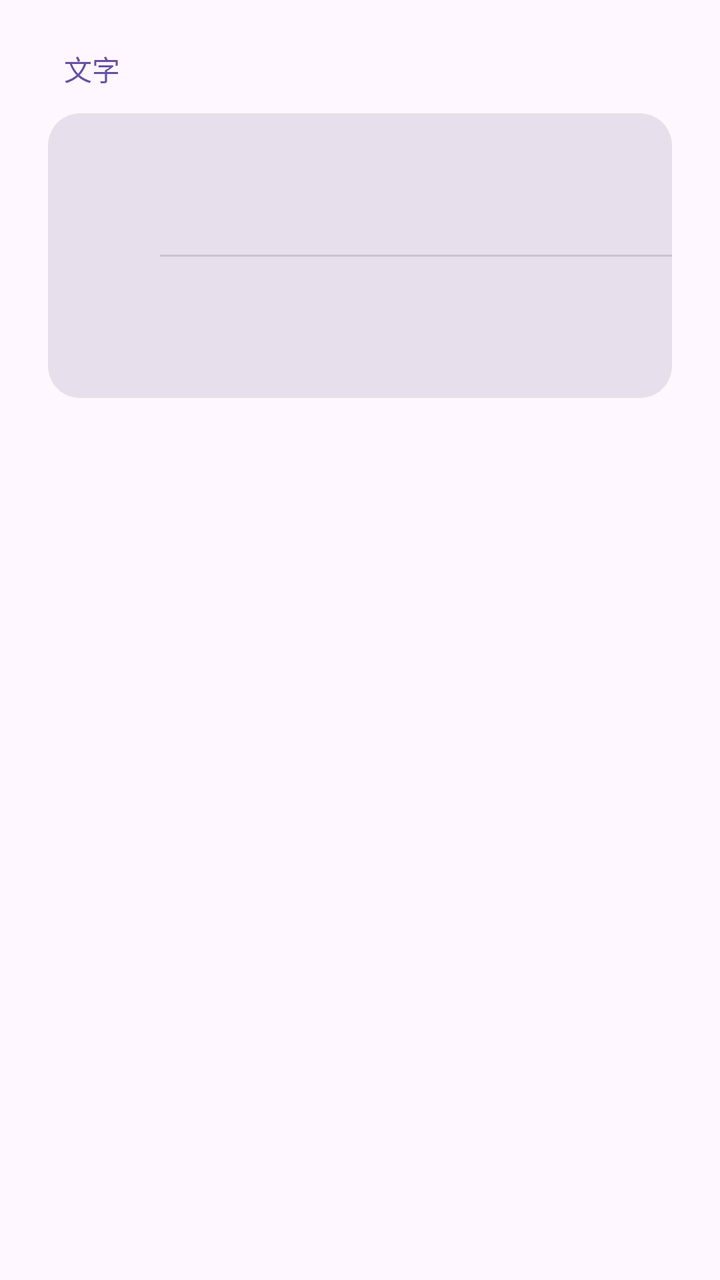
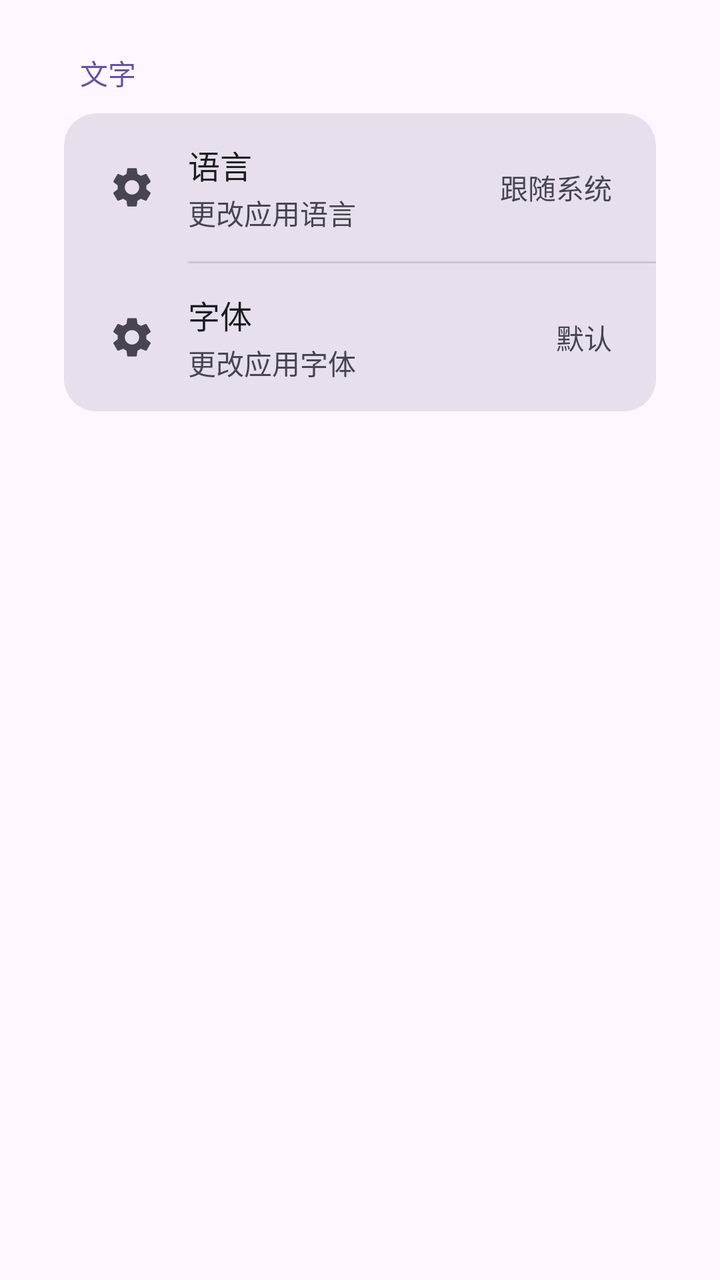

Screens rendered from an Android XML layout before and after an edit, with the pre-edit source and the edit as a unified diff.
<!-- AndroidManifest.xml: application theme Theme.Click -->
<!-- res/layout/fragment_settings.xml -->
<?xml version="1.0" encoding="utf-8"?>
<LinearLayout xmlns:android="http://schemas.android.com/apk/res/android"
    android:layout_width="match_parent"
    android:layout_height="match_parent"
    android:orientation="vertical"
    android:background="?android:attr/colorBackground">

    <ScrollView
        android:layout_width="match_parent"
        android:layout_height="match_parent"
        android:padding="16dp">

        <LinearLayout
            android:layout_width="match_parent"
            android:layout_height="wrap_content"
            android:orientation="vertical">

            
            <TextView
                android:layout_width="wrap_content"
                android:layout_height="wrap_content"
                android:text="文字"
                android:textSize="14sp"
                android:textColor="?attr/colorPrimary"
                android:paddingHorizontal="16dp"
                android:paddingVertical="8dp" />

            
            <LinearLayout
                android:layout_width="match_parent"
                android:layout_height="wrap_content"
                android:orientation="vertical"
                android:background="@drawable/settings_card_bg"
                android:layout_marginHorizontal="8dp"
                android:layout_marginTop="4dp">

                
                <include
                    android:id="@+id/settings_language"
                    layout="@layout/item_settings" />

                <View
                    android:layout_width="match_parent"
                    android:layout_height="1dp"
                    android:layout_marginStart="56dp"
                    android:background="?attr/colorOutlineVariant" />

                
                <include
                    android:id="@+id/settings_font"
                    layout="@layout/item_settings" />

            </LinearLayout>

        </LinearLayout>
    </ScrollView>
</LinearLayout>
<!-- res/layout/item_settings.xml (included above) -->
<?xml version="1.0" encoding="utf-8"?>
<LinearLayout xmlns:android="http://schemas.android.com/apk/res/android"
    android:layout_width="match_parent"
    android:layout_height="wrap_content"
    android:orientation="horizontal"
    android:gravity="center_vertical"
    android:paddingHorizontal="16dp"
    android:paddingVertical="14dp"
    android:background="?attr/selectableItemBackground"
    android:clickable="true"
    android:focusable="true">

    <ImageView
        android:id="@+id/settings_icon"
        android:layout_width="24dp"
        android:layout_height="24dp"
        android:layout_marginEnd="16dp"
        android:tint="?attr/colorOnSurfaceVariant" />

    <LinearLayout
        android:layout_width="0dp"
        android:layout_height="wrap_content"
        android:layout_weight="1"
        android:orientation="vertical">

        <TextView
            android:id="@+id/settings_title"
            android:layout_width="wrap_content"
            android:layout_height="wrap_content"
            android:textSize="16sp"
            android:textColor="?attr/colorOnSurface" />

        <TextView
            android:id="@+id/settings_description"
            android:layout_width="wrap_content"
            android:layout_height="wrap_content"
            android:textSize="14sp"
            android:textColor="?attr/colorOnSurfaceVariant"
            android:layout_marginTop="2dp" />
    </LinearLayout>

    <TextView
        android:id="@+id/settings_value"
        android:layout_width="wrap_content"
        android:layout_height="wrap_content"
        android:textSize="14sp"
        android:textColor="?attr/colorOnSurfaceVariant" />
</LinearLayout>
<!-- resources referenced by this layout -->
<resources>
  <!-- drawable settings_card_bg (drawable) -->
  <?xml version="1.0" encoding="utf-8"?>
  <shape xmlns:android="http://schemas.android.com/apk/res/android"
      android:shape="rectangle">
      <solid android:color="@color/md_theme_surfaceVariant" />
      <corners android:radius="16dp" />
  </shape>
  <color name="md_theme_surfaceVariant">#E7E0EC</color>
  <color name="md_theme_primary">#6750A4</color>
  <color name="md_theme_onPrimary">#FFFFFF</color>
  <color name="md_theme_primaryContainer">#EADDFF</color>
  <color name="md_theme_onPrimaryContainer">#21005D</color>
  <color name="md_theme_secondary">#625B71</color>
  <color name="md_theme_onSecondary">#FFFFFF</color>
  <color name="md_theme_secondaryContainer">#E8DEF8</color>
  <color name="md_theme_onSecondaryContainer">#1D192B</color>
  <color name="md_theme_background">#FEF7FF</color>
  <color name="md_theme_onBackground">#1D1B20</color>
  <color name="md_theme_surface">#FEF7FF</color>
  <color name="md_theme_onSurface">#1D1B20</color>
  <color name="md_theme_onSurfaceVariant">#49454F</color>
  <color name="md_theme_outline">#79747E</color>
  <color name="md_theme_outlineVariant">#CAC4D0</color>
  <!-- unchanged entries left out for length: 2 -->
</resources>

<!-- the commit's change to res/layout/fragment_settings.xml (unified diff, before → after) -->
@@ -22,8 +22,8 @@
                 android:text="文字"
                 android:textSize="14sp"
                 android:textColor="?attr/colorPrimary"
-                android:paddingHorizontal="16dp"
-                android:paddingVertical="8dp" />
+                android:paddingHorizontal="24dp"
+                android:paddingVertical="10dp" />
 
             
             <LinearLayout
@@ -31,76 +31,119 @@
                 android:layout_height="wrap_content"
                 android:orientation="vertical"
                 android:background="@drawable/settings_card_bg"
-                android:layout_marginHorizontal="8dp"
-                android:layout_marginTop="4dp">
+                android:layout_marginHorizontal="16dp"
+                android:layout_marginBottom="16dp"
+                android:clipToOutline="true">
 
                 
-                <include
+                <LinearLayout
                     android:id="@+id/settings_language"
-                    layout="@layout/item_settings" />
+                    android:layout_width="match_parent"
+                    android:layout_height="wrap_content"
+                    android:orientation="horizontal"
+                    android:gravity="center_vertical"
+                    android:paddingHorizontal="22dp"
+                    android:paddingVertical="14dp"
+                    android:background="?attr/selectableItemBackground"
+                    android:clickable="true"
+                    android:focusable="true">
+
+                    <ImageView
+                        android:layout_width="24dp"
+                        android:layout_height="24dp"
+                        android:src="@drawable/ic_settings"
+                        android:tint="?attr/colorOnSurfaceVariant"
+                        android:layout_marginEnd="16dp" />
+
+                    <LinearLayout
+                        android:layout_width="0dp"
+                        android:layout_height="wrap_content"
+                        android:layout_weight="1"
+                        android:orientation="vertical">
+
+                        <TextView
+                            android:layout_width="wrap_content"
+                            android:layout_height="wrap_content"
+                            android:text="语言"
+                            android:textSize="16sp"
+                            android:textColor="?attr/colorOnSurface" />
+
+                        <TextView
+                            android:layout_width="wrap_content"
+                            android:layout_height="wrap_content"
+                            android:text="更改应用语言"
+                            android:textSize="14sp"
+                            android:textColor="?attr/colorOnSurfaceVariant"
+                            android:layout_marginTop="2dp" />
+                    </LinearLayout>
+
+                    <TextView
+                        android:id="@+id/settings_language_value"
+                        android:layout_width="wrap_content"
+                        android:layout_height="wrap_content"
+                        android:text="跟随系统"
+                        android:textSize="14sp"
+                        android:textColor="?attr/colorOnSurfaceVariant" />
+                </LinearLayout>
 
                 <View
                     android:layout_width="match_parent"
                     android:layout_height="1dp"
-                    android:layout_marginStart="56dp"
+                    android:layout_marginStart="62dp"
                     android:background="?attr/colorOutlineVariant" />
 
                 
-                <include
+                <LinearLayout
                     android:id="@+id/settings_font"
-                    layout="@layout/item_settings" />
+                    android:layout_width="match_parent"
+                    android:layout_height="wrap_content"
+                    android:orientation="horizontal"
+                    android:gravity="center_vertical"
+                    android:paddingHorizontal="22dp"
+                    android:paddingVertical="14dp"
+                    android:background="?attr/selectableItemBackground"
+                    android:clickable="true"
+                    android:focusable="true">
+
+                    <ImageView
+                        android:layout_width="24dp"
+                        android:layout_height="24dp"
+                        android:src="@drawable/ic_settings"
+                        android:tint="?attr/colorOnSurfaceVariant"
+                        android:layout_marginEnd="16dp" />
+
+                    <LinearLayout
+                        android:layout_width="0dp"
+                        android:layout_height="wrap_content"
+                        android:layout_weight="1"
+                        android:orientation="vertical">
+
+                        <TextView
+                            android:layout_width="wrap_content"
+                            android:layout_height="wrap_content"
+                            android:text="字体"
+                            android:textSize="16sp"
+                            android:textColor="?attr/colorOnSurface" />
+
+                        <TextView
+                            android:layout_width="wrap_content"
+                            android:layout_height="wrap_content"
+                            android:text="更改应用字体"
+                            android:textSize="14sp"
+                            android:textColor="?attr/colorOnSurfaceVariant"
+                            android:layout_marginTop="2dp" />
+                    </LinearLayout>
+
+                    <TextView
+                        android:layout_width="wrap_content"
+                        android:layout_height="wrap_content"
+                        android:text="默认"
+                        android:textSize="14sp"
+                        android:textColor="?attr/colorOnSurfaceVariant" />
+                </LinearLayout>
 
             </LinearLayout>
 
         </LinearLayout>
     </ScrollView>
 </LinearLayout>
-<!-- res/layout/item_settings.xml (included above) -->
-<?xml version="1.0" encoding="utf-8"?>
-<LinearLayout xmlns:android="http://schemas.android.com/apk/res/android"
-    android:layout_width="match_parent"
-    android:layout_height="wrap_content"
-    android:orientation="horizontal"
-    android:gravity="center_vertical"
-    android:paddingHorizontal="16dp"
-    android:paddingVertical="14dp"
-    android:background="?attr/selectableItemBackground"
-    android:clickable="true"
-    android:focusable="true">
-
-    <ImageView
-        android:id="@+id/settings_icon"
-        android:layout_width="24dp"
-        android:layout_height="24dp"
-        android:layout_marginEnd="16dp"
-        android:tint="?attr/colorOnSurfaceVariant" />
-
-    <LinearLayout
-        android:layout_width="0dp"
-        android:layout_height="wrap_content"
-        android:layout_weight="1"
-        android:orientation="vertical">
-
-        <TextView
-            android:id="@+id/settings_title"
-            android:layout_width="wrap_content"
-            android:layout_height="wrap_content"
-            android:textSize="16sp"
-            android:textColor="?attr/colorOnSurface" />
-
-        <TextView
-            android:id="@+id/settings_description"
-            android:layout_width="wrap_content"
-            android:layout_height="wrap_content"
-            android:textSize="14sp"
-            android:textColor="?attr/colorOnSurfaceVariant"
-            android:layout_marginTop="2dp" />
-    </LinearLayout>
-
-    <TextView
-        android:id="@+id/settings_value"
-        android:layout_width="wrap_content"
-        android:layout_height="wrap_content"
-        android:textSize="14sp"
-        android:textColor="?attr/colorOnSurfaceVariant" />
-</LinearLayout>
<!-- resource entries referenced after the edit -->
@@ -1,5 +1,16 @@
 <!-- resources referenced by this layout -->
 <resources>
+  <!-- drawable ic_settings (drawable) -->
+  <?xml version="1.0" encoding="utf-8"?>
+  <vector xmlns:android="http://schemas.android.com/apk/res/android"
+      android:width="24dp"
+      android:height="24dp"
+      android:viewportWidth="24"
+      android:viewportHeight="24">
+      <path
+          android:fillColor="#FF000000"
+          android:pathData="M19.14,12.94c0.04,-0.3 0.06,-0.61 0.06,-0.94c0,-0.32 -0.02,-0.64 -0.07,-0.94l2.03,-1.58c0.18,-0.14 0.23,-0.41 0.12,-0.61l-1.92,-3.32c-0.12,-0.22 -0.37,-0.29 -0.59,-0.22l-2.39,0.96c-0.5,-0.38 -1.03,-0.7 -1.62,-0.94L14.4,2.81c-0.04,-0.24 -0.24,-0.41 -0.48,-0.41h-3.84c-0.24,0 -0.43,0.17 -0.47,0.41L9.25,5.35C8.66,5.59 8.12,5.92 7.63,6.29L5.24,5.33c-0.22,-0.08 -0.47,0 -0.59,0.22L2.74,8.87C2.62,9.08 2.66,9.34 2.86,9.48l2.03,1.58C4.84,11.36 4.8,11.69 4.8,12s0.02,0.64 0.07,0.94l-2.03,1.58c-0.18,0.14 -0.23,0.41 -0.12,0.61l1.92,3.32c0.12,0.22 0.37,0.29 0.59,0.22l2.39,-0.96c0.5,0.38 1.03,0.7 1.62,0.94l0.36,2.54c0.05,0.24 0.24,0.41 0.48,0.41h3.84c0.24,0 0.44,-0.17 0.47,-0.41l0.36,-2.54c0.59,-0.24 1.13,-0.56 1.62,-0.94l2.39,0.96c0.22,0.08 0.47,0 0.59,-0.22l1.92,-3.32c0.12,-0.22 0.07,-0.47 -0.12,-0.61L19.14,12.94zM12,15.6c-1.98,0 -3.6,-1.62 -3.6,-3.6s1.62,-3.6 3.6,-3.6s3.6,1.62 3.6,3.6S13.98,15.6 12,15.6z" />
+  </vector>
   <!-- drawable settings_card_bg (drawable) -->
   <?xml version="1.0" encoding="utf-8"?>
   <shape xmlns:android="http://schemas.android.com/apk/res/android"
